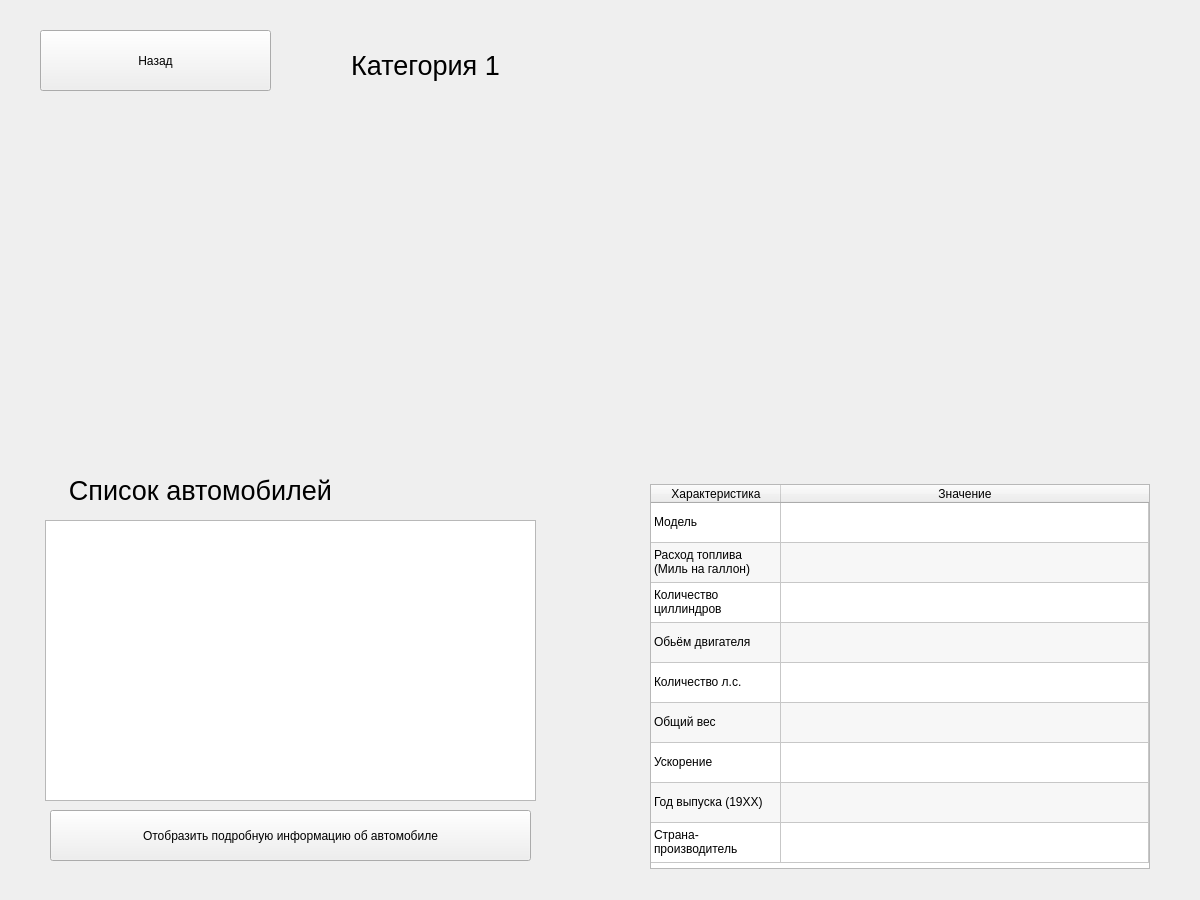
Before: the Qt Designer form main.ui in cerito20/PIOA-Project, drawn with Qt 5.
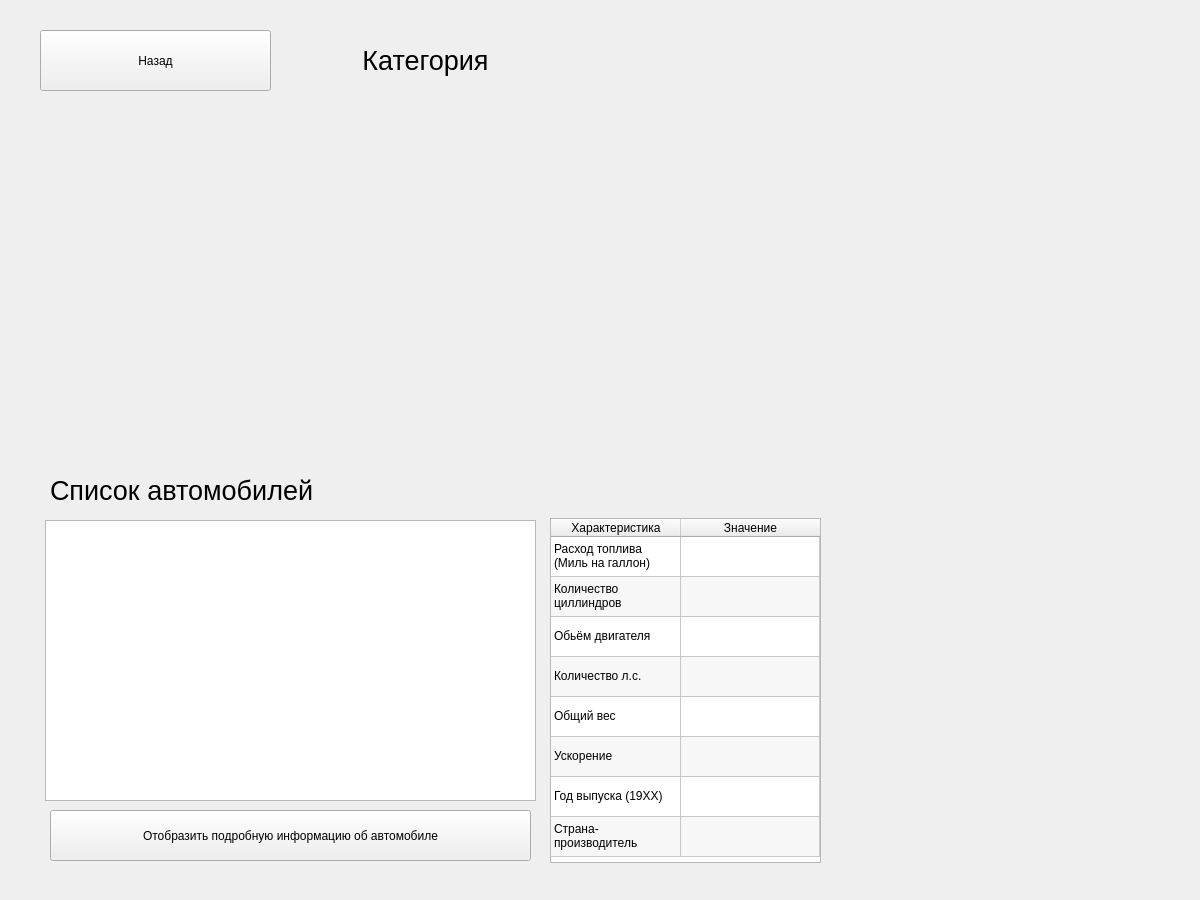
After: the same form once the commit is applied. The open tabs and pages were chosen to show the change.

What changed in the file:
```diff
--- a/main.ui
+++ b/main.ui
@@ -115,7 +115,7 @@
        <rect>
         <x>650</x>
         <y>50</y>
-        <width>511</width>
+        <width>521</width>
         <height>401</height>
        </rect>
       </property>
@@ -155,10 +155,10 @@
      <widget class="QTableWidget" name="table">
       <property name="geometry">
        <rect>
-        <x>650</x>
-        <y>484</y>
-        <width>500</width>
-        <height>385</height>
+        <x>550</x>
+        <y>518</y>
+        <width>271</width>
+        <height>345</height>
        </rect>
       </property>
       <property name="layoutDirection">
@@ -192,7 +192,7 @@
        <bool>false</bool>
       </property>
       <property name="rowCount">
-       <number>9</number>
+       <number>8</number>
       </property>
       <attribute name="horizontalHeaderCascadingSectionResizes">
        <bool>false</bool>
@@ -267,11 +267,6 @@
         <string>New Row</string>
        </property>
       </row>
-      <row>
-       <property name="text">
-        <string>New Row</string>
-       </property>
-      </row>
       <column>
        <property name="text">
         <string>Характеристика</string>
@@ -284,7 +279,7 @@
       </column>
       <item row="0" column="0">
        <property name="text">
-        <string>Модель</string>
+        <string>Расход топлива (Миль на галлон)</string>
        </property>
       </item>
       <item row="0" column="1">
@@ -294,7 +289,7 @@
       </item>
       <item row="1" column="0">
        <property name="text">
-        <string>Расход топлива (Миль на галлон)</string>
+        <string>Количество циллиндров</string>
        </property>
       </item>
       <item row="1" column="1">
@@ -304,7 +299,7 @@
       </item>
       <item row="2" column="0">
        <property name="text">
-        <string>Количество циллиндров</string>
+        <string>Обьём двигателя</string>
        </property>
       </item>
       <item row="2" column="1">
@@ -314,7 +309,7 @@
       </item>
       <item row="3" column="0">
        <property name="text">
-        <string>Обьём двигателя</string>
+        <string>Количество л.с.</string>
        </property>
       </item>
       <item row="3" column="1">
@@ -324,7 +319,7 @@
       </item>
       <item row="4" column="0">
        <property name="text">
-        <string>Количество л.с.</string>
+        <string>Общий вес</string>
        </property>
       </item>
       <item row="4" column="1">
@@ -334,7 +329,7 @@
       </item>
       <item row="5" column="0">
        <property name="text">
-        <string>Общий вес</string>
+        <string>Ускорение</string>
        </property>
       </item>
       <item row="5" column="1">
@@ -344,7 +339,7 @@
       </item>
       <item row="6" column="0">
        <property name="text">
-        <string>Ускорение</string>
+        <string>Год выпуска (19XX)</string>
        </property>
       </item>
       <item row="6" column="1">
@@ -354,20 +349,10 @@
       </item>
       <item row="7" column="0">
        <property name="text">
-        <string>Год выпуска (19XX)</string>
-       </property>
-      </item>
-      <item row="7" column="1">
-       <property name="text">
-        <string/>
-       </property>
-      </item>
-      <item row="8" column="0">
-       <property name="text">
         <string>Страна-производитель</string>
        </property>
       </item>
-      <item row="8" column="1">
+      <item row="7" column="1">
        <property name="text">
         <string/>
        </property>
@@ -405,7 +390,7 @@
         <x>290</x>
         <y>30</y>
         <width>271</width>
-        <height>71</height>
+        <height>61</height>
        </rect>
       </property>
       <property name="font">
@@ -414,7 +399,7 @@
        </font>
       </property>
       <property name="text">
-       <string>Категория 1</string>
+       <string>Категория</string>
       </property>
       <property name="alignment">
        <set>Qt::AlignCenter</set>
@@ -436,6 +421,51 @@
       </property>
       <property name="text">
        <string>Список автомобилей</string>
+      </property>
+      <property name="alignment">
+       <set>Qt::AlignLeading|Qt::AlignLeft|Qt::AlignVCenter</set>
+      </property>
+     </widget>
+     <widget class="QLabel" name="lb_carName">
+      <property name="geometry">
+       <rect>
+        <x>830</x>
+        <y>790</y>
+        <width>361</width>
+        <height>71</height>
+       </rect>
+      </property>
+      <property name="font">
+       <font>
+        <pointsize>20</pointsize>
+       </font>
+      </property>
+      <property name="text">
+       <string/>
+      </property>
+      <property name="alignment">
+       <set>Qt::AlignCenter</set>
+      </property>
+      <property name="wordWrap">
+       <bool>true</bool>
+      </property>
+     </widget>
+     <widget class="QLabel" name="photo">
+      <property name="geometry">
+       <rect>
+        <x>850</x>
+        <y>510</y>
+        <width>321</width>
+        <height>211</height>
+       </rect>
+      </property>
+      <property name="font">
+       <font>
+        <pointsize>20</pointsize>
+       </font>
+      </property>
+      <property name="text">
+       <string/>
       </property>
       <property name="alignment">
        <set>Qt::AlignCenter</set>
```
Left out of the diff: 4 changed lines with no effect on the pictures.
